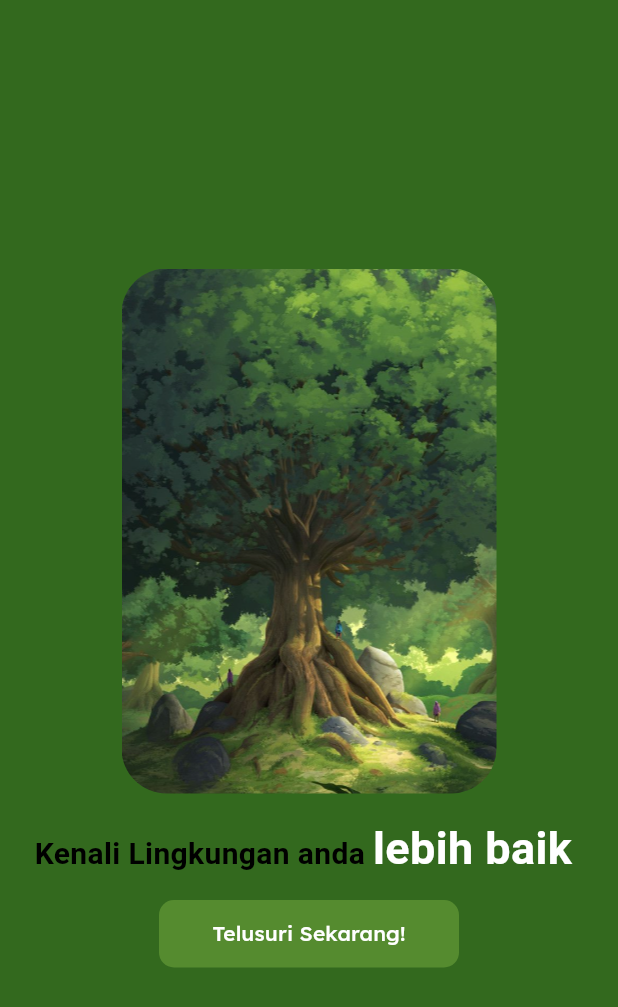
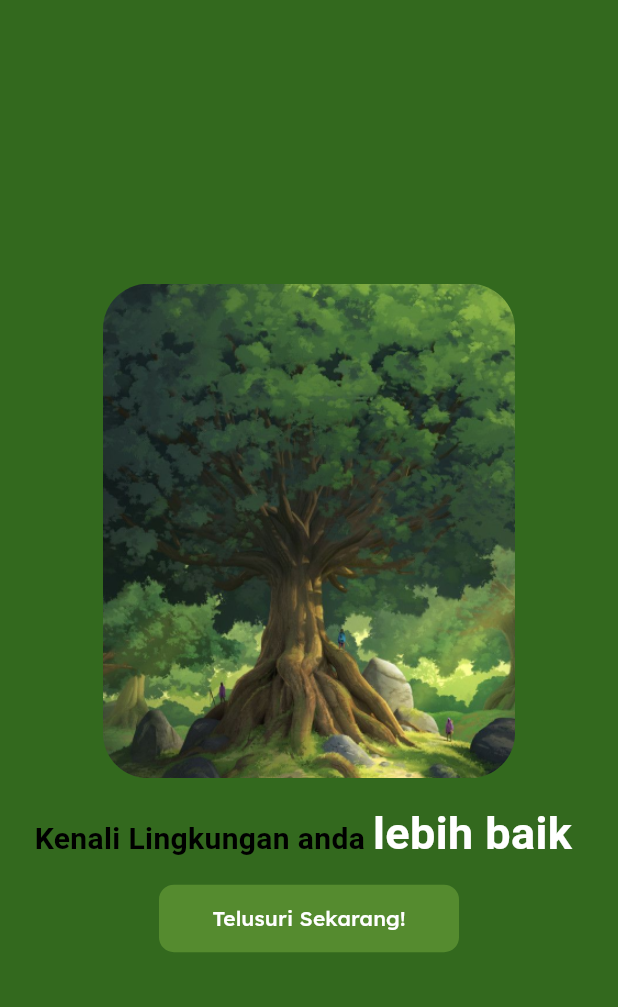
Before and after one commit to Bijas48/Aplikasi-Tanaman, a Flutter app: the screen it shows after launch, on a phone screen of 412 x 824 dp. Shown: the top 1007 px of the screen. Run offline on Flutter 3.47's test engine with Material 3 defaults, Android fonts, the phone set to English and light mode, and no system bars; our stand-ins replace font_awesome_flutter.

Commit message:
Memperbaikin Overflow

```diff
--- a/lib/mainscreen.dart
+++ b/lib/mainscreen.dart
@@ -14,6 +14,7 @@ class MainScreen extends StatelessWidget {
         appBar: AppBar(
           toolbarHeight: 71,
           backgroundColor: Color(0xFF558B2F),
+          foregroundColor: Colors.white,
           title: Container(
             alignment: Alignment.center,
             padding: EdgeInsets.all(5),
--- a/lib/splashscreen.dart
+++ b/lib/splashscreen.dart
@@ -19,8 +19,8 @@ class SplashScreen extends StatelessWidget {
                 borderRadius: BorderRadius.circular(30),
                 child: SizedBox(
                   // margin: EdgeInsets.all(20),
-                  height: 350,
-                  width: 250,
+                  height: MediaQuery.of(context).size.height * 2 / 5,
+                  width: MediaQuery.of(context).size.height * 1 / 3,
                   child: Image.asset(
                     "images/PohonAwal.png",
                     fit: BoxFit.cover,
```
